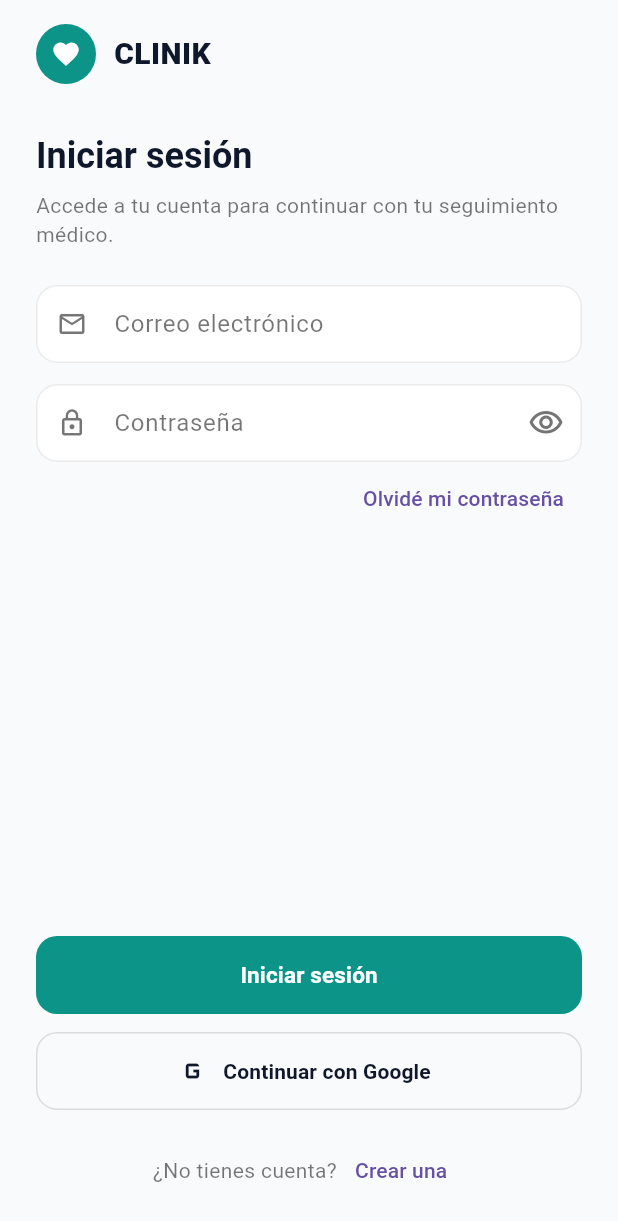
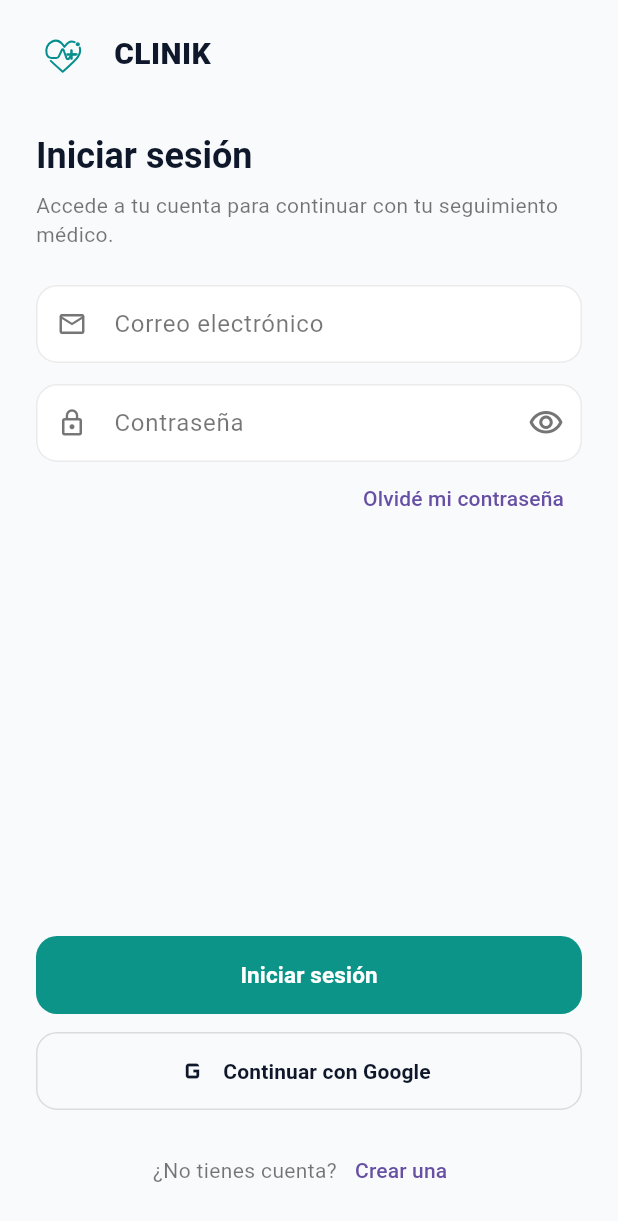
Before and after one commit to IESG-Eldoritoskun/CLINIK, a Flutter app: the screen it shows after launch, after a tap on "Iniciar sesion", on a phone screen of 412 x 824 dp. Shown: the top 1221 px of the screen. Run offline on Flutter 3.47's test engine with Material 3 defaults, Android fonts, the phone set to English and light mode, and no system bars; our stand-ins replace flutter_svg, supabase_flutter; accounts and stored records are empty; network calls fail.

Commit message:
Update login and onboarding screens, add clinik logo and dependencies

```diff
--- a/lib/screens/login_screen.dart
+++ b/lib/screens/login_screen.dart
@@ -1,4 +1,5 @@
 import 'package:flutter/material.dart';
+import 'package:flutter_svg/flutter_svg.dart';
 import 'package:supabase_flutter/supabase_flutter.dart';
 import '../core/app_colors.dart';
 import '../core/supabase_services.dart';
@@ -68,14 +69,10 @@ class _LoginScreenState extends State<LoginScreen> {
                   padding: const EdgeInsets.fromLTRB(24, 16, 24, 8),
                   child: Row(
                     children: [
-                      Container(
+                      SizedBox(
                         width: 40,
                         height: 40,
-                        decoration: const BoxDecoration(
-                          color: AppColors.primary,
-                          shape: BoxShape.circle,
-                        ),
-                        child: const Icon(Icons.favorite, color: Colors.white, size: 20),
+                        child: SvgPicture.asset('assets/clinik_logo.svg'),
                       ),
                       const SizedBox(width: 12),
                       const Text(
--- a/lib/screens/onboarding_screen.dart
+++ b/lib/screens/onboarding_screen.dart
@@ -1,4 +1,5 @@
 import 'package:flutter/material.dart';
+import 'package:flutter_svg/flutter_svg.dart';
 import '../core/app_colors.dart';
 
 class OnboardingScreen extends StatelessWidget {
@@ -22,18 +23,10 @@ class OnboardingScreen extends StatelessWidget {
                 children: [
                   Row(
                     children: [
-                      Container(
+                      SizedBox(
                         width: 40,
                         height: 40,
-                        decoration: const BoxDecoration(
-                          color: AppColors.primary,
-                          shape: BoxShape.circle,
-                        ),
-                        child: const Icon(
-                          Icons.favorite,
-                          color: Colors.white,
-                          size: 22,
-                        ),
+                        child: SvgPicture.asset('assets/clinik_logo.svg'),
                       ),
                       const SizedBox(width: 8),
                       RichText(
--- a/pubspec.yaml
+++ b/pubspec.yaml
@@ -34,6 +34,7 @@ dependencies:
   # The following adds the Cupertino Icons font to your application.
   # Use with the CupertinoIcons class for iOS style icons.
   cupertino_icons: ^1.0.8
+  flutter_svg: ^2.0.17
   supabase_flutter: ^2.9.1
 
 dev_dependencies:
@@ -52,6 +53,9 @@ dev_dependencies:
 
 # The following section is specific to Flutter packages.
 flutter:
+
+  assets:
+    - assets/clinik_logo.svg
 
   # The following line ensures that the Material Icons font is
   # included with your application, so that you can use the icons in
```
Also changed, not shown: assets/clinik_logo.svg (added), pubspec.lock.
